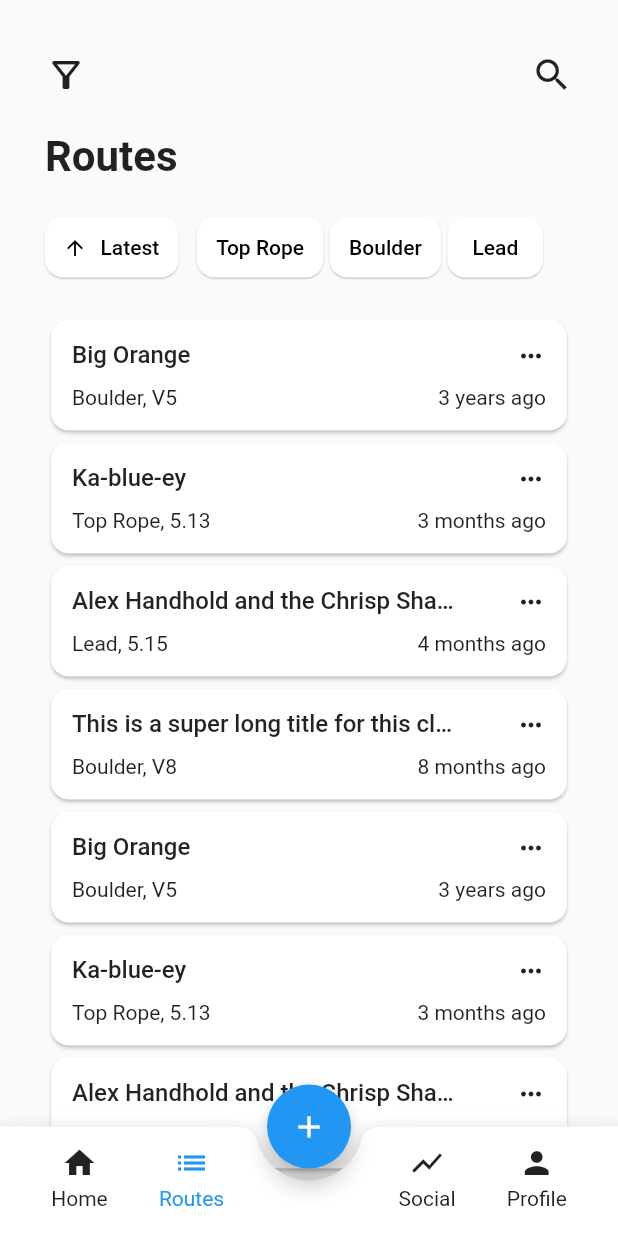
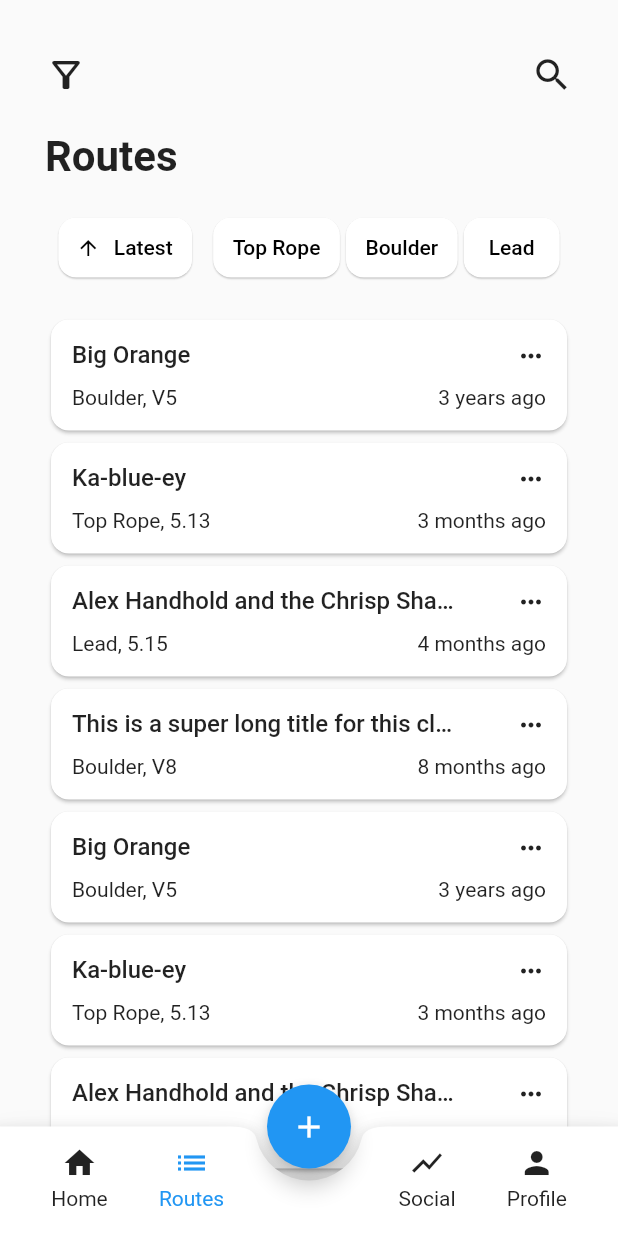
Before and after one commit to Redpoint-app/Redpoint, a Flutter app: the screen it shows after launch, item 2 of the bottom bar chosen, on a phone screen of 412 x 824 dp. Run offline on Flutter 3.47's test engine with Material 2 defaults, Android fonts, the phone set to English and light mode, and no system bars; our stand-ins replace dotted_border, drift; missing offline and left inert: drift_local_storage_inspector, storage_inspector; accounts and stored records are empty; generated files the repository leaves out were written again.

Commit message:
Refactored filter bar to not use listview

```diff
--- a/lib/routes/widgets/filter/filter_bar.dart
+++ b/lib/routes/widgets/filter/filter_bar.dart
@@ -1,4 +1,5 @@
 import 'package:flutter/material.dart';
+import 'package:flutter/rendering.dart';
 import 'package:redpoint/shared/model/route_type.dart';
 import 'package:redpoint/routes/widgets/filter/sort_button.dart';
 
@@ -18,25 +19,23 @@ class _FilterBarState extends State<FilterBar> {
   Widget build(Object context) {
     return SizedBox(
         height: 44,
-      child: ListView.builder(
+        child: SingleChildScrollView(
           scrollDirection: Axis.horizontal,
-        itemCount: RouteType.values.length + 1,
-        itemBuilder: (BuildContext context, int index) {
-          if (index == 0) {
-            return const Padding(
-              padding: EdgeInsets.only(right: 8),
+          child: Row(children: [
+            const Padding(
+              padding: EdgeInsets.only(left: 30, right: 5),
               child: SortButton(
                 label: "Latest",
-                first: true,
               ),
-            );
-          } else {
-            RouteType type = RouteType.values[index - 1];
+            ),
+            Padding(
+                padding: const EdgeInsets.only(left: 5, right: 30),
+                child: Row(
+                  children: RouteType.values.map((type) {
                     bool active = type == _selectedType;
 
                     return FilterButton(
                       label: type.label,
-              last: index == RouteType.values.length,
                       onTap: () {
                         setState(() {
                           _selectedType = active ? null : type;
@@ -44,9 +43,9 @@ class _FilterBarState extends State<FilterBar> {
                       },
                       active: active,
                     );
-          }
-        },
-      ),
-    );
+                  }).toList(),
+                ))
+          ]),
+        ));
   }
 }
--- a/lib/routes/widgets/filter/filter_button.dart
+++ b/lib/routes/widgets/filter/filter_button.dart
@@ -5,14 +5,10 @@ class FilterButton extends StatefulWidget {
       {super.key,
       required this.label,
       required this.onTap,
-      this.first,
-      this.last,
       this.active,
       this.icon});
   final String label;
   final void Function() onTap;
-  final bool? first;
-  final bool? last;
   final bool? active;
   final IconData? icon;
 
@@ -26,16 +22,13 @@ class _FilterButtonState extends State<FilterButton> {
     bool active = widget.active ?? false;
 
     return Padding(
-      padding: EdgeInsets.only(
-          left: (widget.first ?? false) ? 30.0 : 2.0,
-          right: (widget.last ?? false) ? 30.0 : 2.0,
-          bottom: 4),
+      padding: const EdgeInsets.only(left: 2, right: 2, bottom: 4),
       child: SizedBox(
         height: 40,
         child: TextButton(
           onPressed: widget.onTap,
           style: TextButton.styleFrom(
-              primary: active
+              foregroundColor: active
                   ? Theme.of(context).colorScheme.onPrimary
                   : Theme.of(context).highlightColor,
               backgroundColor: active
--- a/lib/routes/widgets/filter/sort_button.dart
+++ b/lib/routes/widgets/filter/sort_button.dart
@@ -2,9 +2,8 @@ import 'package:flutter/material.dart';
 import 'package:redpoint/routes/widgets/filter/filter_button.dart';
 
 class SortButton extends StatefulWidget {
-  const SortButton({super.key, required this.label, this.first});
+  const SortButton({super.key, required this.label});
   final String label;
-  final bool? first;
 
   @override
   State<StatefulWidget> createState() => _SortButtonState();
@@ -17,7 +16,6 @@ class _SortButtonState extends State<SortButton> {
   Widget build(BuildContext context) {
     return FilterButton(
       label: widget.label,
-      first: widget.first,
       icon: _ascending ? Icons.arrow_downward : Icons.arrow_upward,
       onTap: () {
         setState(() {
```
Also changed, not shown: lib/routes/widgets/filter/active_filters_row.dart (added), lib/routes/widgets/filter/filter_options_row.dart (added). Lines whose indentation alone changed are shown as unchanged.
